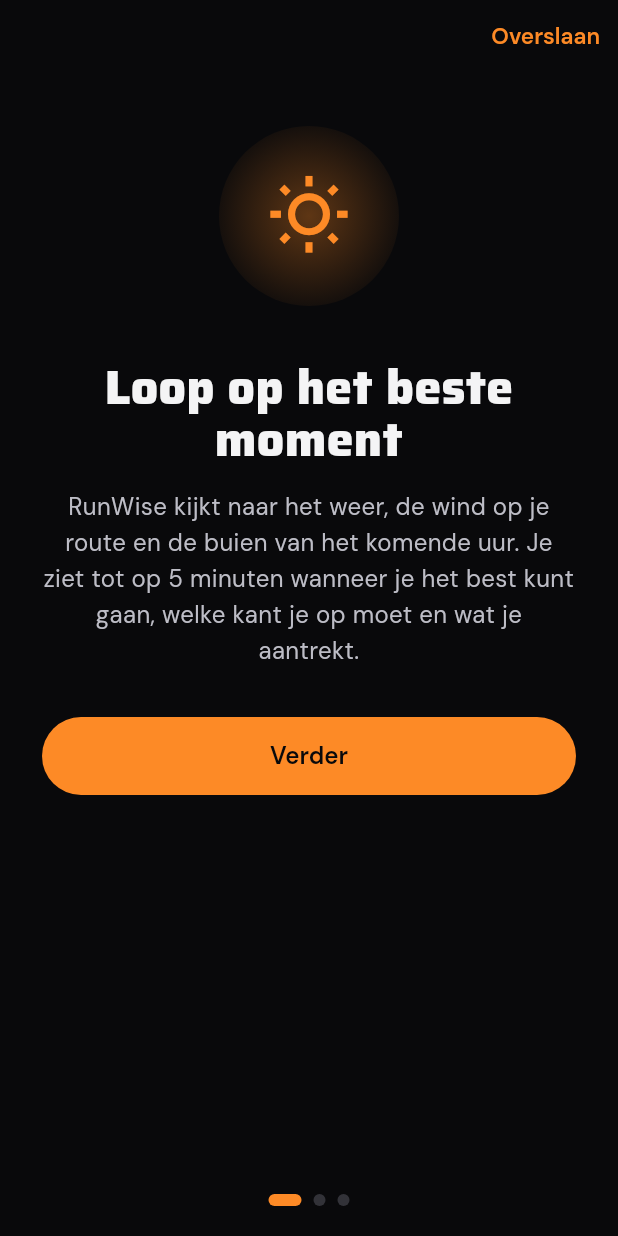
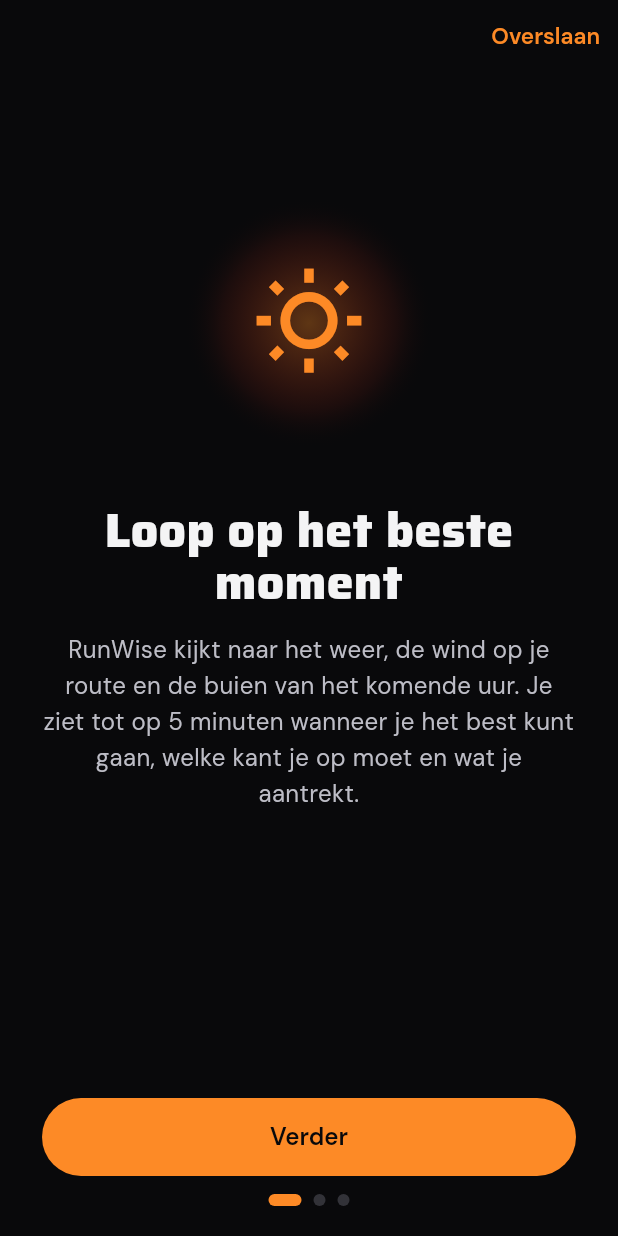
Before and after one commit to Semdenhartog/Kandans, a Flutter app: the OnboardingScreen screen opened directly, on a phone screen of 412 x 824 dp. Run offline on Flutter 3.47's test engine with Material 3 defaults, Android fonts, the phone set to English and light mode, and no system bars; our stand-ins replace file_picker, flutter_local_notifications, flutter_map, flutter_riverpod, flutter_tts, geolocator and 10 more; missing offline and left inert: android_intent_plus, flutter_reactive_ble, health, purchases_flutter; accounts and stored records are empty.

Commit message:
Rondleiding: knoppen onderaan, grotere illustratie
Co-Authored-By: Claude Opus 5.5 <noreply@anthropic.com>
Claude-Session: https://claude.ai/code/session_01MM87UvstvBctHxCEf9sNUM

```diff
--- a/lib/features/onboarding/onboarding_screen.dart
+++ b/lib/features/onboarding/onboarding_screen.dart
@@ -196,21 +196,30 @@ class _Page extends StatelessWidget {
   final List<Widget> children;
 
   @override
-  Widget build(BuildContext context) => SingleChildScrollView(
-        padding: const EdgeInsets.fromLTRB(28, 12, 28, 12),
+  Widget build(BuildContext context) => LayoutBuilder(
+        // Tekst bovenaan, knoppen onderaan binnen bereik van je duim; scrollt op kleine schermen.
+        builder: (context, box) => SingleChildScrollView(
+          padding: const EdgeInsets.fromLTRB(28, 0, 28, 12),
+          child: ConstrainedBox(
+            constraints: BoxConstraints(minHeight: box.maxHeight - 12),
+            child: IntrinsicHeight(
               child: Column(
                 crossAxisAlignment: CrossAxisAlignment.stretch,
                 children: [
-            const SizedBox(height: 24),
+                  const Spacer(),
                   Center(
                     child: Container(
-                width: 120,
-                height: 120,
+                      width: 168,
+                      height: 168,
                       decoration: BoxDecoration(
                         shape: BoxShape.circle,
-                  gradient: RadialGradient(colors: [RwColors.accent.withValues(alpha: 0.35), RwColors.accent.withValues(alpha: 0.05)]),
+                        gradient: RadialGradient(colors: [
+                          RwColors.accent.withValues(alpha: 0.35),
+                          RwColors.accentDeep.withValues(alpha: 0.08),
+                          Colors.transparent,
+                        ], stops: const [0, 0.7, 1]),
                       ),
-                child: Icon(icon, size: 56, color: RwColors.accent),
+                      child: Icon(icon, size: 76, color: RwColors.accent),
                     ),
                   ),
                   const SizedBox(height: 36),
@@ -219,9 +228,13 @@ class _Page extends StatelessWidget {
                       style: const TextStyle(fontFamily: RwFonts.display, fontSize: 32, fontWeight: FontWeight.w800, height: 1.1)),
                   const SizedBox(height: 16),
                   Text(text, textAlign: TextAlign.center, style: const TextStyle(color: RwColors.muted, fontSize: 16, height: 1.5)),
-            const SizedBox(height: 32),
+                  const Spacer(flex: 2),
+                  const SizedBox(height: 24),
                   ...children,
                 ],
               ),
+            ),
+          ),
+        ),
       );
 }
```
Lines whose indentation alone changed are shown as unchanged.
